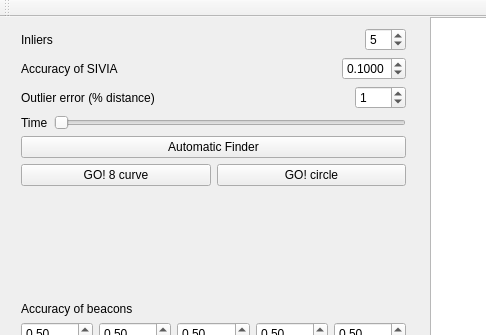
Qt form mainwindow.ui (qbrefort/Qinter) before a commit; both pictures show x 0 to 486 and y 0 to 335 of the 858 by 506 pixel window.
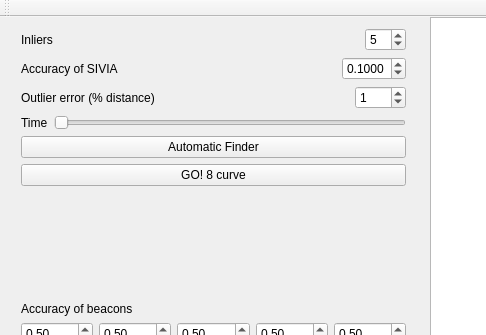
The same form after that commit.

The edit to the form file:
```diff
--- a/mainwindow.ui
+++ b/mainwindow.ui
@@ -194,13 +194,6 @@
          </property>
         </widget>
        </item>
-       <item>
-        <widget class="QPushButton" name="Tplot_2">
-         <property name="text">
-          <string>GO! circle</string>
-         </property>
-        </widget>
-       </item>
       </layout>
      </item>
      <item>
```
Left out of the diff: 4 changed lines with no effect on the pictures.
